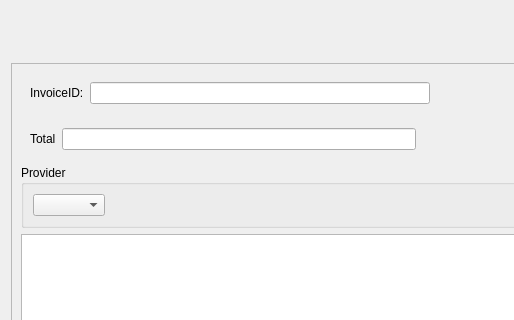
Qt form penyamanager/providerinvoiceview.ui (eguzki/penyamanager) before a commit; both pictures show x 0 to 514 and y 0 to 320 of the 800 by 600 pixel window.
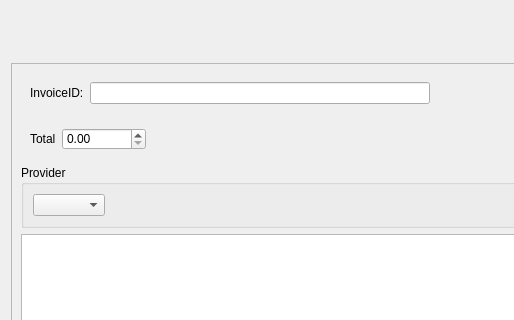
The same form after that commit.

Diff of the .ui file:
```diff
--- a/penyamanager/providerinvoiceview.ui
+++ b/penyamanager/providerinvoiceview.ui
@@ -139,7 +139,11 @@
           </widget>
          </item>
          <item>
-          <widget class="QLineEdit" name="totalLineEdit"/>
+          <widget class="QDoubleSpinBox" name="totalDoubleSpinBox">
+           <property name="maximum">
+            <double>999999.989999999990687</double>
+           </property>
+          </widget>
          </item>
          <item>
           <spacer name="horizontalSpacer_5">
```
